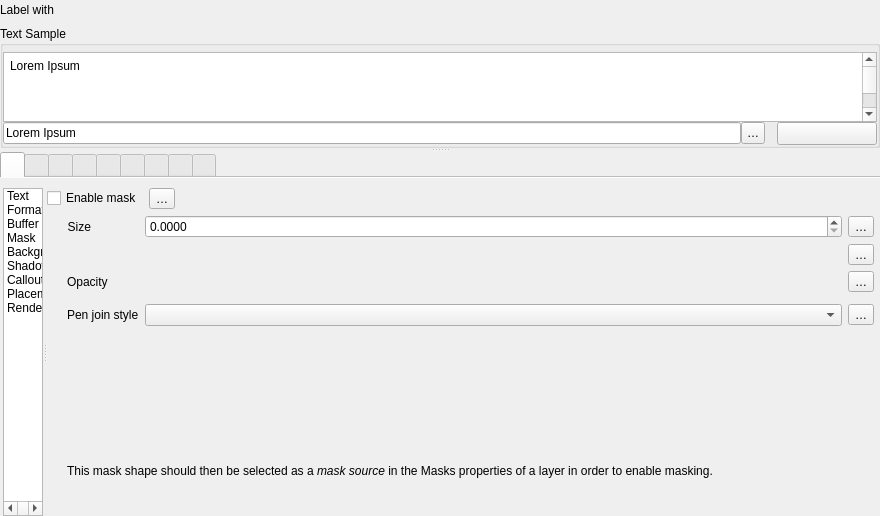
carsmie/QGIS, file src/ui/qgstextformatwidgetbase.ui: the form before one commit.
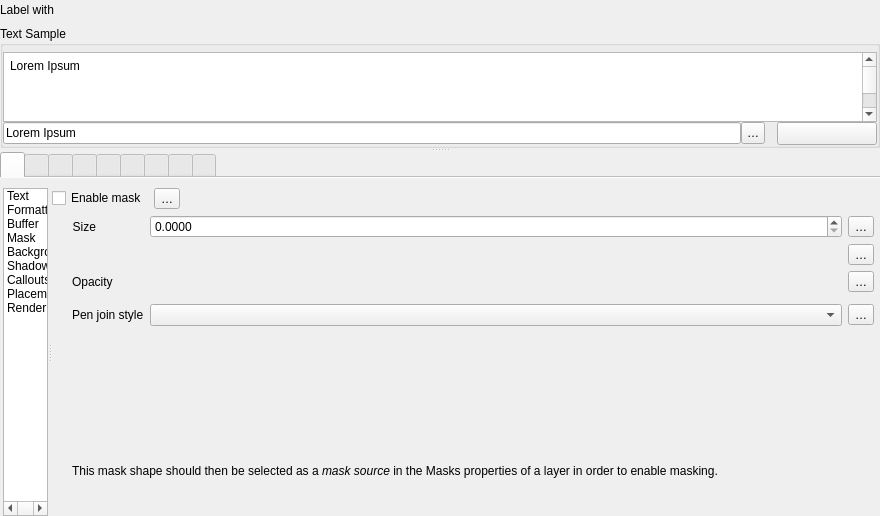
The form after the commit. Icons and pictures are not drawn. Custom widgets are drawn as their Qt base class.

Commit message:
Make the comment on mask shape usage multiline
avoiding unnecessary scroll to fully read it

The edit to the form file:
```diff
--- a/src/ui/qgstextformatwidgetbase.ui
+++ b/src/ui/qgstextformatwidgetbase.ui
@@ -2766,6 +2766,9 @@
                              <property name="text">
                               <string>&lt;html&gt;&lt;head/&gt;&lt;body&gt;&lt;p&gt;This mask shape should then be selected as a &lt;span style=&quot; font-style:italic;&quot;&gt;mask source&lt;/span&gt; in the Masks properties of a layer in order to enable masking.&lt;/p&gt;&lt;/body&gt;&lt;/html&gt;</string>
                              </property>
+                             <property name="wordWrap">
+                              <bool>true</bool>
+                             </property>
                             </widget>
                            </item>
                           </layout>
```
